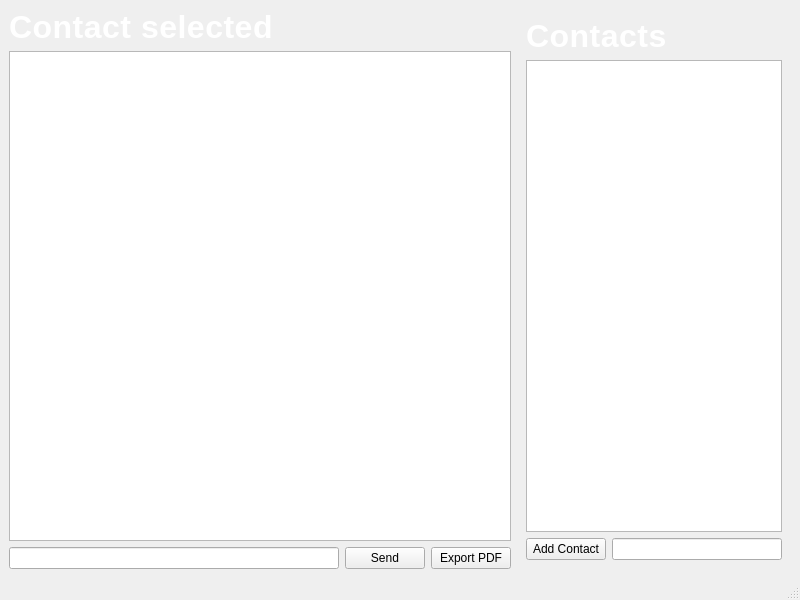
Qt form MESSENGER/messenger_main.ui (gauthierbizzarri/MessengerApp) before a commit.
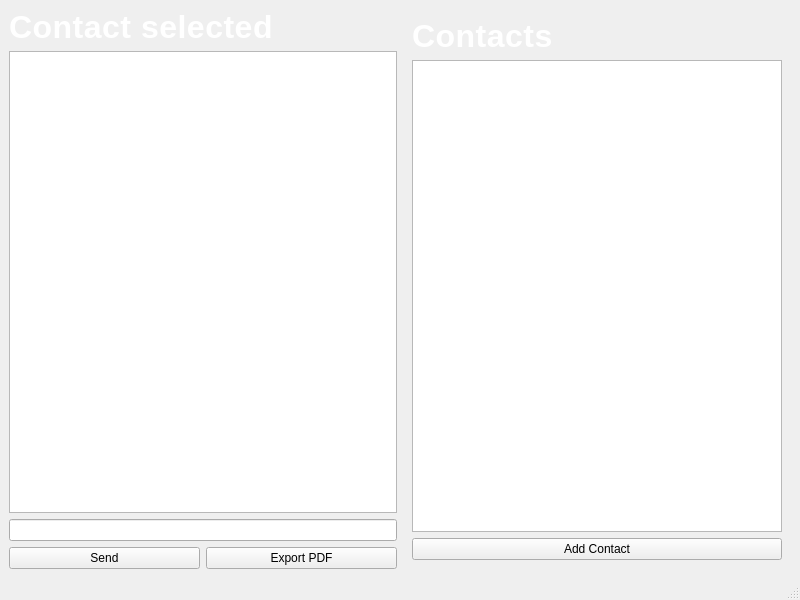
The same form after that commit.

```diff
--- a/MESSENGER/messenger_main.ui
+++ b/MESSENGER/messenger_main.ui
@@ -39,11 +39,11 @@
       <item>
        <widget class="QListWidget" name="listWidget_Messages"/>
       </item>
+      <item>
+       <widget class="QLineEdit" name="lineEdit_message_to_send"/>
+      </item>
       <item>
        <layout class="QHBoxLayout" name="horizontalLayout_4">
-        <item>
-         <widget class="QLineEdit" name="lineEdit_message_to_send"/>
-        </item>
         <item>
          <widget class="QPushButton" name="pushButton_Send_Message">
           <property name="text">
@@ -62,7 +62,7 @@
       </item>
      </layout>
     </item>
-    <item alignment="Qt::AlignRight">
+    <item>
      <widget class="QWidget" name="widget" native="true">
       <layout class="QVBoxLayout" name="verticalLayout_7">
        <item>
@@ -92,9 +92,6 @@
            </property>
           </widget>
          </item>
-         <item>
-          <widget class="QLineEdit" name="lineEdit_Add_Contact"/>
-         </item>
         </layout>
        </item>
       </layout>
```
